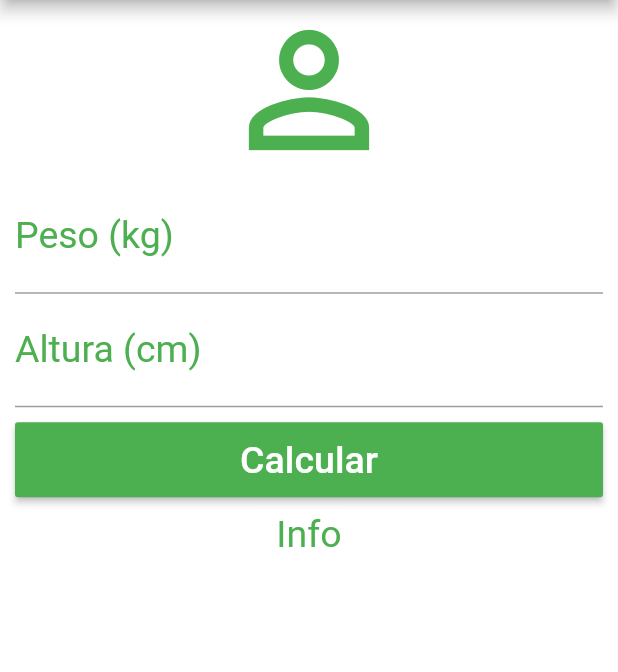
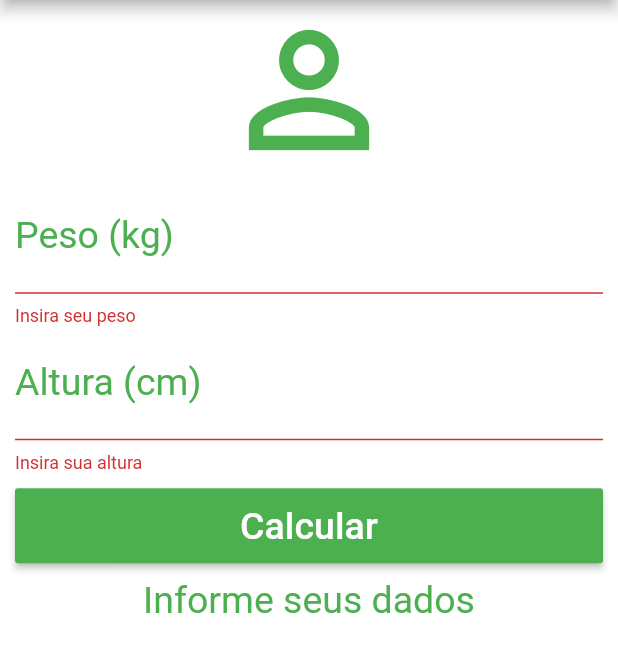
Before and after one commit to thiagosilva95/calculadora_imc, a Flutter app: the screen it shows after launch, after a tap on "Calcular", on a phone screen of 412 x 824 dp, the part 84-756 px from its top. Run offline on Flutter 3.47's test engine with Material 2 defaults, Android fonts, the phone set to English and light mode, and no system bars.

Commit message:
Finishing class

```diff
--- a/lib/main.dart
+++ b/lib/main.dart
@@ -16,6 +16,41 @@ class _HomeState extends State<Home> {
   TextEditingController weightController = TextEditingController();
   TextEditingController heigthController = TextEditingController();
 
+  GlobalKey<FormState> formKey = GlobalKey<FormState>();
+
+  String _infoText = "Informe seus dados";
+
+  void _resetFields() {
+    setState(() {
+      weightController.text = "";
+      heigthController.text = "";
+      _infoText = "Informe seus dados";
+      formKey = GlobalKey<FormState>();
+    });
+  }
+
+  void _calculate() {
+    setState(() {
+      double weight = double.parse(weightController.text);
+      double height = double.parse(heigthController.text) / 100;
+      double imc = weight / (height * height);
+
+      if (imc < 18.6) {
+        _infoText = "Abaixo do peso (${imc.toStringAsPrecision(3)})";
+      } else if (imc >= 18.6 && imc < 24.9) {
+        _infoText = "Peso Ideal (${imc.toStringAsPrecision(3)})";
+      } else if (imc >= 24.9 && imc < 29.9) {
+        _infoText = "Levemente Acima do Peso (${imc.toStringAsPrecision(3)})";
+      } else if (imc >= 29.9 && imc < 34.9) {
+        _infoText = "Obesidade Grau I (${imc.toStringAsPrecision(3)})";
+      } else if (imc >= 34.9 && imc < 39.9) {
+        _infoText = "Obesidade Grau II (${imc.toStringAsPrecision(3)})";
+      } else if (imc >= 40) {
+        _infoText = "Obesidade Grau III (${imc.toStringAsPrecision(3)})";
+      }
+    });
+  }
+
   @override
   Widget build(BuildContext context) {
     return Scaffold(
@@ -26,18 +61,20 @@ class _HomeState extends State<Home> {
           actions: <Widget>[
             IconButton(
               icon: Icon(Icons.refresh),
-              onPressed: () {},
+              onPressed: _resetFields,
             )
           ],
         ),
         backgroundColor: Colors.white,
         body: SingleChildScrollView(
             padding: EdgeInsets.fromLTRB(10, 0.0, 10, 0.0),
+            child: Form(
+              key: formKey,
               child: Column(
                 crossAxisAlignment: CrossAxisAlignment.stretch,
                 children: <Widget>[
                   Icon(Icons.person_outline, size: 120.0, color: Colors.green),
-              TextField(
+                  TextFormField(
                     keyboardType: TextInputType.number,
                     decoration: InputDecoration(
                         labelText: "Peso (kg)",
@@ -45,8 +82,13 @@ class _HomeState extends State<Home> {
                     textAlign: TextAlign.center,
                     style: TextStyle(color: Colors.green, fontSize: 25.0),
                     controller: weightController,
+                    validator: (value) {
+                      if (value.isEmpty) {
+                        return "Insira seu peso";
+                      }
+                    },
                   ),
-              TextField(
+                  TextFormField(
                     keyboardType: TextInputType.number,
                     decoration: InputDecoration(
                         labelText: "Altura (cm)",
@@ -54,13 +96,22 @@ class _HomeState extends State<Home> {
                     textAlign: TextAlign.center,
                     style: TextStyle(color: Colors.green, fontSize: 25.0),
                     controller: heigthController,
+                    validator: (value) {
+                      if (value.isEmpty) {
+                        return "Insira sua altura";
+                      }
+                    },
                   ),
                   Padding(
                     padding: EdgeInsets.only(top: 10.0, bottom: 10.0),
                     child: Container(
                       height: 50.0,
                       child: RaisedButton(
-                    onPressed: () {},
+                        onPressed: () {
+                          if (formKey.currentState.validate()) {
+                            _calculate();
+                          }
+                        },
                         child: Text(
                           "Calcular",
                           style: TextStyle(color: Colors.white, fontSize: 25.0),
@@ -70,12 +121,12 @@ class _HomeState extends State<Home> {
                     ),
                   ),
                   Text(
-                "Info",
+                    _infoText,
                     textAlign: TextAlign.center,
                     style: TextStyle(color: Colors.green, fontSize: 25.0),
                   )
                 ],
               ),
-        ));
+            )));
   }
 }
```
Lines whose indentation alone changed are shown as unchanged.
